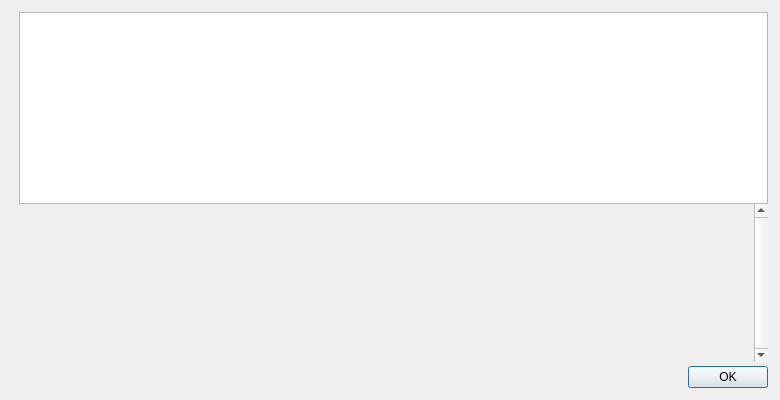
First picture: the form in src/qt/forms/helpmessagedialog.ui, repository unobtanium-official/Unobtanium, before the edit.
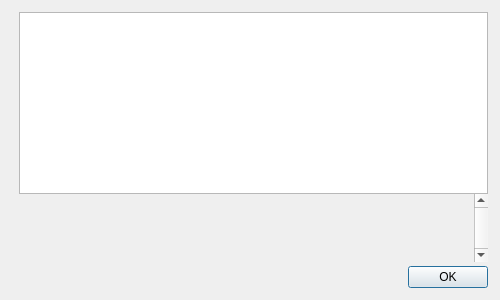
Second picture: the form after the edit. Icons and pictures are not drawn.

```diff
--- a/src/qt/forms/helpmessagedialog.ui
+++ b/src/qt/forms/helpmessagedialog.ui
@@ -6,8 +6,8 @@
    <rect>
     <x>0</x>
     <y>0</y>
-    <width>780</width>
-    <height>400</height>
+    <width>500</width>
+    <height>300</height>
    </rect>
   </property>
   <property name="windowTitle">
@@ -51,7 +51,7 @@
        <property name="maximumSize">
         <size>
          <width>100</width>
-         <height>100</height>
+         <height>280</height>
         </size>
        </property>
        <property name="pixmap">
```
Left out of the diff: 6 changed lines with no effect on the pictures.
